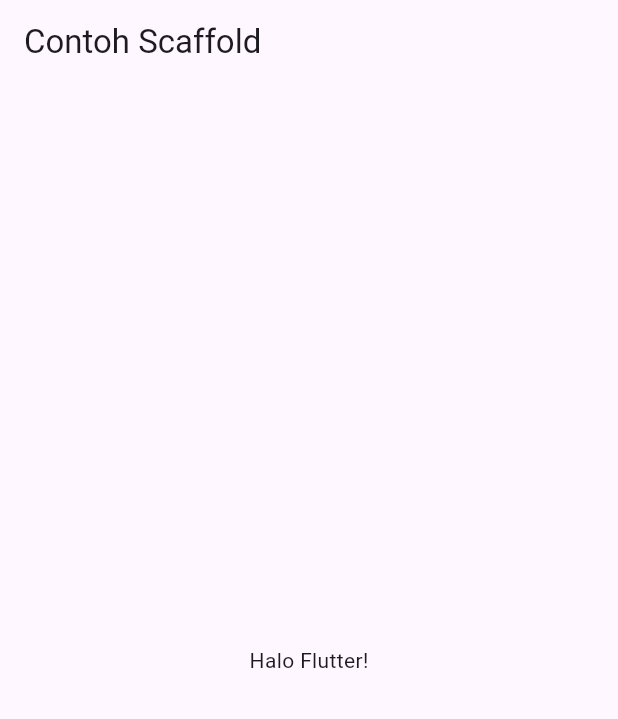
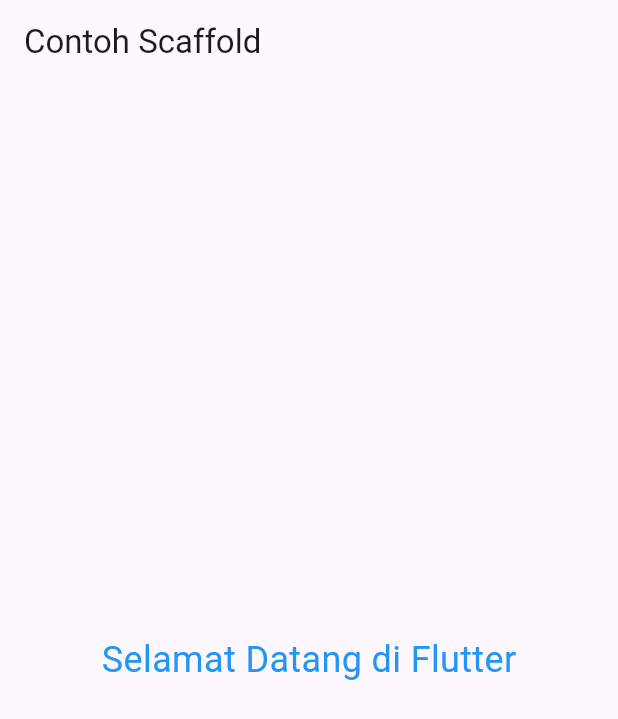
Before and after one commit to ameenul/aplikasi_multiplatform, a Flutter app: the screen it shows after launch, on a phone screen of 412 x 824 dp. Shown: the top 719 px of the screen. Run offline on Flutter 3.47's test engine with Material 3 defaults, Android fonts, the phone set to English and light mode, and no system bars.

Commit message:
Master scaffold

```diff
--- a/lib/main.dart
+++ b/lib/main.dart
@@ -10,7 +10,17 @@ class MyApp extends StatelessWidget {
     return MaterialApp(
       home: Scaffold(
         appBar: AppBar(title: Text('Contoh Scaffold')),
-        body: Center(child: Text('Halo Flutter!')),
+        // Contoh penggunaan Text dengan styling di dalam widget Center.
+        body: Center(
+          child: Text(
+            'Selamat Datang di Flutter', // Pesan sambutan
+            style: TextStyle(
+              fontSize: 24, // Mengatur ukuran font
+              color: Colors.blue, // Mengatur warna teks
+            ),
+          ),
+        ),
+
       ),
     );
   }
```
